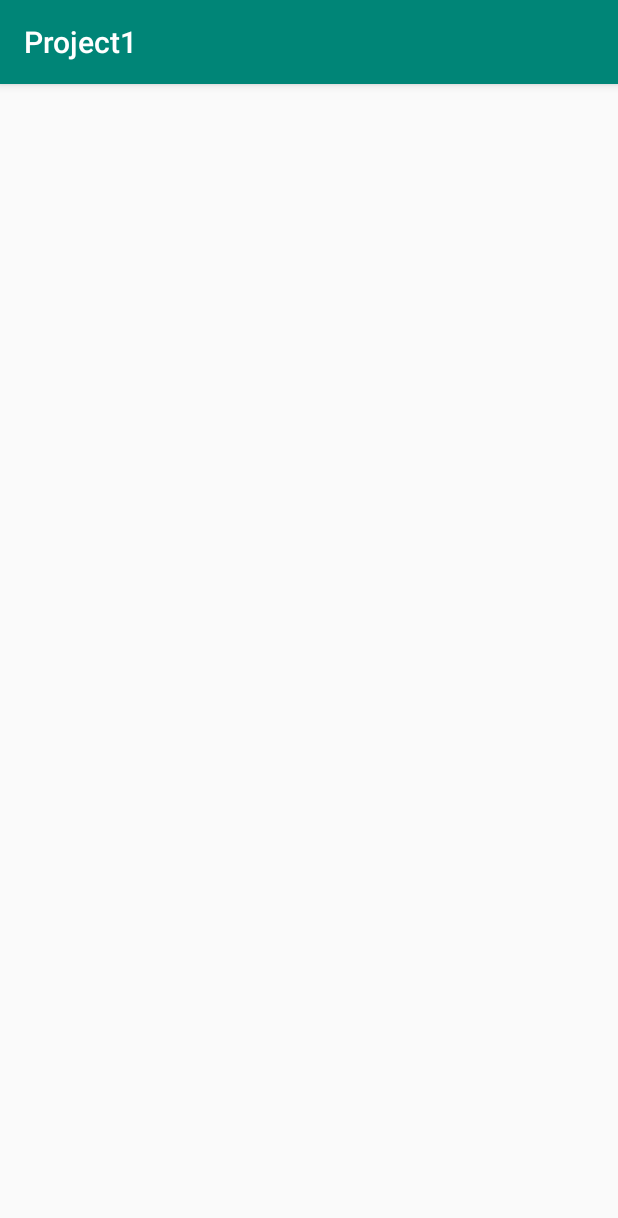
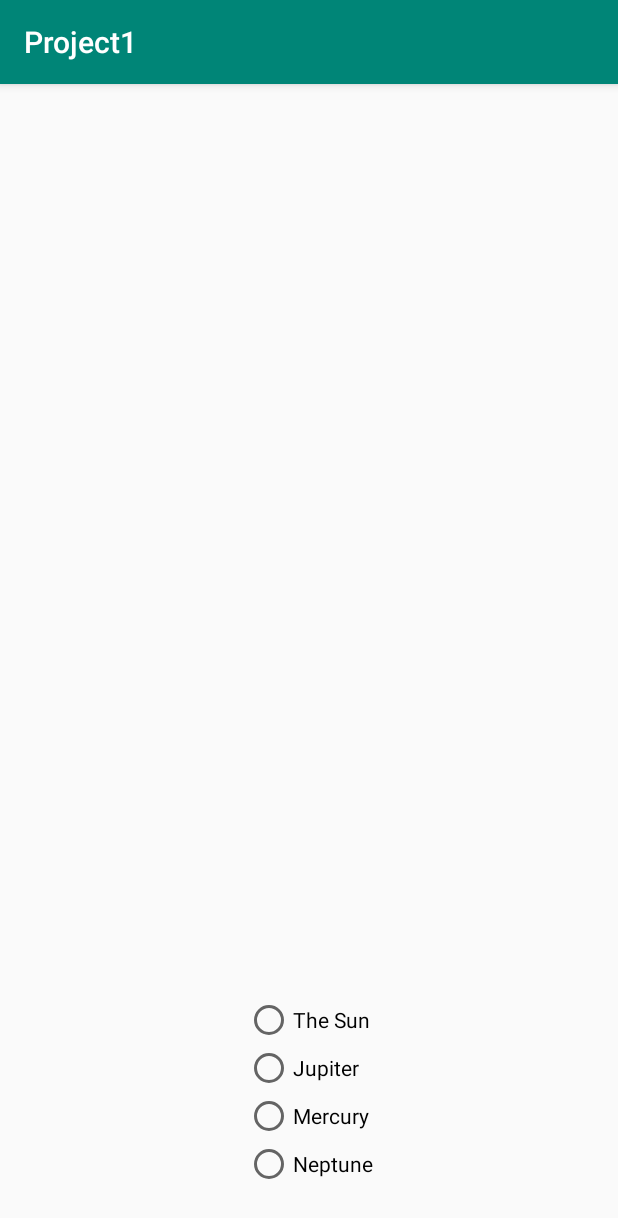
Before and after one commit to bhirschberger98/Project2, an Android app: the QuestionActivity screen opened directly, with no data from a screen before it, on a phone screen of 412 x 824 dp. Shown: the top 1218 px of the screen. Run offline under Robolectric (Android 15) with nearby library versions, the phone set to English and light mode, and no system bars.

Commit message:
Added multiple choice fragment

```diff
--- a/app/build.gradle
+++ b/app/build.gradle
@@ -22,6 +22,7 @@ dependencies {
     implementation fileTree(dir: 'libs', include: ['*.jar'])
     implementation 'androidx.appcompat:appcompat:1.1.0'
     implementation 'androidx.constraintlayout:constraintlayout:1.1.3'
+    implementation 'androidx.legacy:legacy-support-v4:1.0.0'
     testImplementation 'junit:junit:4.12'
     androidTestImplementation 'androidx.test.ext:junit:1.1.0'
     androidTestImplementation 'androidx.test.espresso:espresso-core:3.2.0'
--- a/app/src/main/java/com/bretthirschberger/project2/MainActivity.java
+++ b/app/src/main/java/com/bretthirschberger/project2/MainActivity.java
@@ -1,5 +1,6 @@
 package com.bretthirschberger.project2;
 
+import androidx.annotation.Nullable;
 import androidx.appcompat.app.AppCompatActivity;
 
 import android.content.Intent;
--- /dev/null
+++ b/app/src/main/java/com/bretthirschberger/project2/MultipleChoiceFragment.java
@@ -0,0 +1,132 @@
+package com.bretthirschberger.project2;
+
+import android.content.Context;
+import android.net.Uri;
+import android.os.Bundle;
+
+import androidx.fragment.app.Fragment;
+
+import android.util.Log;
+import android.view.LayoutInflater;
+import android.view.View;
+import android.view.ViewGroup;
+import android.widget.RadioButton;
+import android.widget.RadioGroup;
+
+
+/**
+ * A simple {@link Fragment} subclass.
+ * Activities that contain this fragment must implement the
+ * {@link MultipleChoiceFragment.OnOptionSelectedListener} interface
+ * to handle interaction events.
+ * Use the {@link MultipleChoiceFragment#newInstance} factory method to
+ * create an instance of this fragment.
+ */
+public class MultipleChoiceFragment extends Fragment {
+    // TODO: Rename parameter arguments, choose names that match
+    // the fragment initialization parameters, e.g. ARG_ITEM_NUMBER
+    private static final String QUESTION1 = "question1";
+    private static final String QUESTION2 = "question2";
+    private static final String QUESTION3 = "question3";
+    private static final String QUESTION4 = "question4";
+    private static final String CORRECT_ANSWER = "correctAnswer";
+
+    private OnOptionSelectedListener mListener;
+
+    private RadioGroup mOptions;
+
+    private RadioButton mOption1;
+    private RadioButton mOption2;
+    private RadioButton mOption3;
+    private RadioButton mOption4;
+
+    public MultipleChoiceFragment() {
+        // Required empty public constructor
+    }
+
+    /**
+     * Use this factory method to create a new instance of
+     * this fragment using the provided parameters.
+     *
+     * @return A new instance of fragment MultipleChoiceFragment.
+     */
+    // TODO: Rename and change types and number of parameters
+    public static MultipleChoiceFragment newInstance(MultipleChoiceQuestion question) {
+        MultipleChoiceFragment fragment = new MultipleChoiceFragment();
+        Bundle args = new Bundle();
+        args.putString(QUESTION1, question.getOptions()[0]);
+        args.putString(QUESTION2, question.getOptions()[1]);
+        args.putString(QUESTION3, question.getOptions()[2]);
+        args.putString(QUESTION4, question.getOptions()[3]);
+        args.putInt(CORRECT_ANSWER, question.getCorrectAnswer());
+        fragment.setArguments(args);
+        return fragment;
+    }
+
+
+    @Override
+    public View onCreateView(LayoutInflater inflater, ViewGroup container,
+                             Bundle savedInstanceState) {
+        View v = inflater.inflate(R.layout.fragment_multiple_choice, container, false);
+        mOption1 = v.findViewById(R.id.option1);
+        mOption2 = v.findViewById(R.id.option2);
+        mOption3 = v.findViewById(R.id.option3);
+        mOption4 = v.findViewById(R.id.option4);
+        mOptions =v.findViewById(R.id.options);
+        if (getArguments() != null) {
+            mOption1.setText(getArguments().getString(QUESTION1));
+            mOption2.setText(getArguments().getString(QUESTION2));
+            mOption3.setText(getArguments().getString(QUESTION3));
+            mOption4.setText(getArguments().getString(QUESTION4));
+            mOptions.setOnCheckedChangeListener(new RadioGroup.OnCheckedChangeListener() {
+                @Override
+                public void onCheckedChanged(RadioGroup group, int checkedId) {
+                    Log.i("ans",checkedId+"");
+                    Log.i("ans",getArguments().getInt(CORRECT_ANSWER)+"");
+                    mListener.onOptionSelected(true);
+                }
+            });
+        }
+        return v;
+    }
+
+    // TODO: Rename method, update argument and hook method into UI event
+    public void onButtonPressed(Uri uri) {
+        if (mListener != null) {
+//            mListener.OnOptionSelectedListener(uri);
+        }
+    }
+
+    @Override
+    public void onAttach(Context context) {
+        super.onAttach(context);
+        if (context instanceof OnOptionSelectedListener) {
+            mListener = (OnOptionSelectedListener) context;
+        } else {
+            throw new RuntimeException(context.toString()
+                    + " must implement OnFragmentInteractionListener");
+        }
+    }
+
+
+    @Override
+    public void onDetach() {
+        super.onDetach();
+        mListener = null;
+    }
+
+    /**
+     * This interface must be implemented by activities that contain this
+     * fragment to allow an interaction in this fragment to be communicated
+     * to the activity and potentially other fragments contained in that
+     * activity.
+     * <p>
+     * See the Android Training lesson <a href=
+     * "http://developer.android.com/training/basics/fragments/communicating.html"
+     * >Communicating with Other Fragments</a> for more information.
+     */
+    public interface OnOptionSelectedListener {
+        // TODO: Update argument type and name
+        boolean onOptionSelected(Boolean isCorrect);
+    }
+}
--- /dev/null
+++ b/app/src/main/java/com/bretthirschberger/project2/MultipleChoiceQuestion.java
@@ -0,0 +1,25 @@
+package com.bretthirschberger.project2;
+
+public class MultipleChoiceQuestion {
+    private String question;
+    private String[] options;
+    private int correctAnswer;
+
+    public MultipleChoiceQuestion(String question, String[] options, int correctAnswer) {
+        this.question = question;
+        this.options = options;
+        this.correctAnswer = correctAnswer;
+    }
+
+    public String[] getOptions() {
+        return options;
+    }
+
+    public String getQuestion() {
+        return question;
+    }
+
+    public int getCorrectAnswer() {
+        return correctAnswer;
+    }
+}
--- a/app/src/main/java/com/bretthirschberger/project2/QuestionActivity.java
+++ b/app/src/main/java/com/bretthirschberger/project2/QuestionActivity.java
@@ -1,23 +1,57 @@
 package com.bretthirschberger.project2;
 
 import androidx.appcompat.app.AppCompatActivity;
+import androidx.fragment.app.FragmentManager;
+import androidx.fragment.app.FragmentTransaction;
 
 import android.app.Dialog;
-import android.content.Intent;
 import android.graphics.Color;
 import android.graphics.drawable.ColorDrawable;
+import android.net.Uri;
 import android.os.Bundle;
+import android.widget.Toast;
 
-public class QuestionActivity extends AppCompatActivity {
+public class QuestionActivity extends AppCompatActivity implements MultipleChoiceFragment.OnOptionSelectedListener {
+
+    private MultipleChoiceQuestion[] mMultipleChoiceQuestions;
+    private MultipleChoiceFragment mMultipleChoiceFragment;
+//    private boolean isCorrect;
 
     @Override
     protected void onCreate(Bundle savedInstanceState) {
         super.onCreate(savedInstanceState);
         setContentView(R.layout.activity_question);
-        Dialog dialog=new Dialog(this);
+        //creates dialogue window
+        Dialog dialog = new Dialog(this);
         dialog.setContentView(R.layout.activity_rules);
         dialog.getWindow().setBackgroundDrawable(new ColorDrawable(Color.TRANSPARENT));
         dialog.show();
-//        startActivity(new Intent(getApplicationContext(),RulesActivity.class));
+        mMultipleChoiceQuestions = new MultipleChoiceQuestion[]{
+                new MultipleChoiceQuestion(getString(R.string.q1),
+                        new String[]{
+                                getString(R.string.q1a1),
+                                getString(R.string.q1a2),
+                                getString(R.string.q1a3),
+                                getString(R.string.q1a4),
+                        }, 1)
+        };
+        displayAnswers(0);
+
+    }
+
+    private void displayAnswers(int question) {
+        FragmentManager fragmentManager = getSupportFragmentManager();
+        FragmentTransaction fragmentTransaction = fragmentManager.beginTransaction();
+        mMultipleChoiceFragment = MultipleChoiceFragment.newInstance(mMultipleChoiceQuestions[question]);
+        fragmentTransaction.add(R.id.answers_layout, mMultipleChoiceFragment);
+        fragmentTransaction.commit();
+    }
+
+    @Override
+    public boolean onOptionSelected(Boolean isCorrect) {
+        if(isCorrect){
+            Toast.makeText(getApplicationContext(),"Cortect",Toast.LENGTH_SHORT).show();
+        }
+        return isCorrect;
     }
 }
--- a/app/src/main/java/com/bretthirschberger/project2/RulesActivity.java
+++ b/app/src/main/java/com/bretthirschberger/project2/RulesActivity.java
@@ -1,6 +1,4 @@
 package com.bretthirschberger.project2;
-
-//import androidx.appcompat.app.AppCompatActivity;
 
 import android.app.Activity;
 import android.os.Bundle;
--- a/app/src/main/res/layout/activity_question.xml
+++ b/app/src/main/res/layout/activity_question.xml
@@ -6,4 +6,14 @@
     android:layout_height="match_parent"
     tools:context=".QuestionActivity">
 
+    <FrameLayout
+        android:id="@+id/answers_layout"
+        android:layout_width="wrap_content"
+        android:layout_height="wrap_content"
+        android:layout_marginBottom="32dp"
+        app:layout_constraintBottom_toBottomOf="parent"
+        app:layout_constraintEnd_toEndOf="parent"
+        app:layout_constraintStart_toStartOf="parent">
+
+    </FrameLayout>
 </androidx.constraintlayout.widget.ConstraintLayout>
--- /dev/null
+++ b/app/src/main/res/layout/fragment_multiple_choice.xml
@@ -0,0 +1,33 @@
+<?xml version="1.0" encoding="utf-8"?>
+<FrameLayout xmlns:android="http://schemas.android.com/apk/res/android"
+    xmlns:tools="http://schemas.android.com/tools"
+    android:layout_width="match_parent"
+    android:layout_height="match_parent"
+    tools:context=".MultipleChoiceFragment">
+
+    <RadioGroup
+        android:id="@+id/options"
+        android:layout_width="wrap_content"
+        android:layout_height="wrap_content" >
+
+        <RadioButton
+            android:id="@+id/option1"
+            android:layout_width="wrap_content"
+            android:layout_height="wrap_content" />
+
+        <RadioButton
+            android:id="@+id/option2"
+            android:layout_width="wrap_content"
+            android:layout_height="wrap_content" />
+
+        <RadioButton
+            android:id="@+id/option3"
+            android:layout_width="wrap_content"
+            android:layout_height="wrap_content" />
+
+        <RadioButton
+            android:id="@+id/option4"
+            android:layout_width="wrap_content"
+            android:layout_height="wrap_content" />
+    </RadioGroup>
+</FrameLayout>
--- a/app/src/main/res/values/strings.xml
+++ b/app/src/main/res/values/strings.xml
@@ -24,4 +24,26 @@
     <string name="password_match">Passwords Must Match</string>
     <string name="invalid_email">Invalid Email</string>
     <string name="rules">There Will be 5 questions, both multiple choice and multiple answer. Good Luck!</string>
+
+    <string name="q1">What is the largest planet in the solar system</string>
+    <string name="q1a1">The Sun</string>
+    <string name="q1a2">Jupiter</string>
+    <string name="q1a3">Mercury</string>
+    <string name="q1a4">Neptune</string>
+
+    <string name="question2">Which of the following elements are radioactive</string>
+    <string name="q2a1">Helium</string>
+    <string name="q2a2">Uranium</string>
+    <string name="q2a3">Krypton</string>
+    <string name="q2a4">Americium</string>
+    <string name="q2a5">Oxygen</string>
+
+    <string name="question3"></string>
+
+    <string name="question4"></string>
+
+    <string name="question5"></string>
+
+    <!-- TODO: Remove or change this placeholder text -->
+    <string name="hello_blank_fragment">Hello blank fragment</string>
 </resources>
```
Also changed, not shown: app/src/main/java/com/bretthirschberger/project2/QuestionFragment.java (added, +117 -0 lines), app/src/main/res/layout/fragment_question.xml (added, +14 -0 lines).
